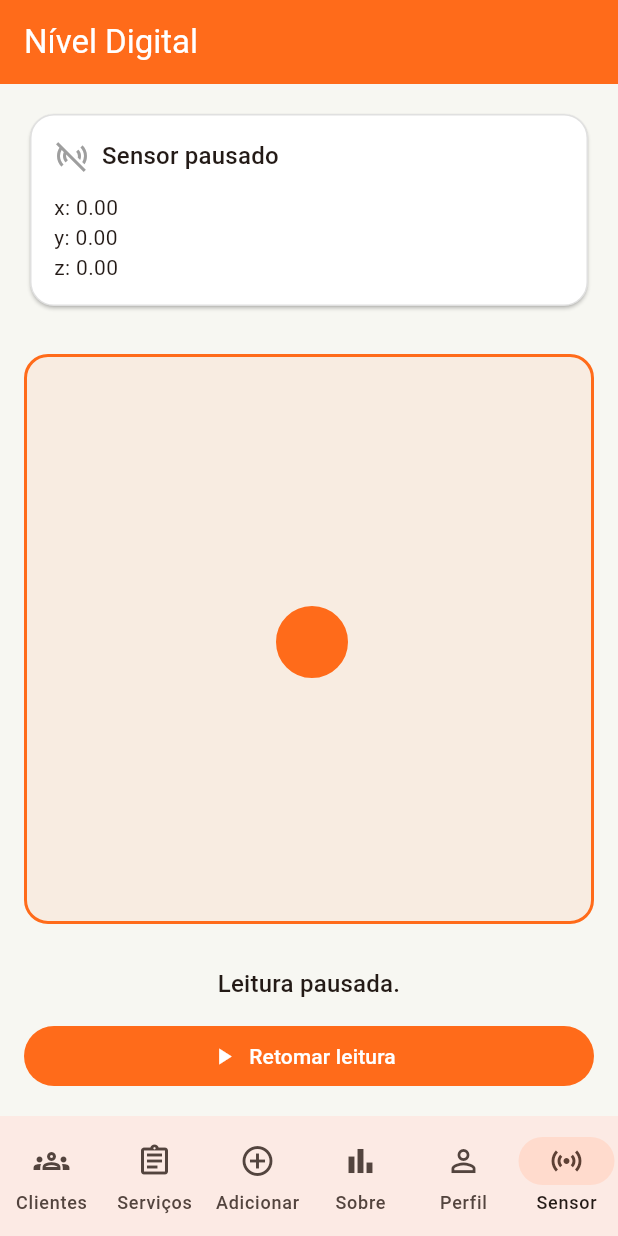
After one commit to gabrieldemoraisfreitas/cadastro_flutter, a Flutter app: the screen it shows after launch, item 6 of the bottom bar chosen, after a tap on "Pausar leitura", on a phone screen of 412 x 824 dp. The commit adds this screen. Run offline on Flutter 3.47's test engine with Material 3 defaults, Android fonts, the phone set to English and light mode, and no system bars; our stand-ins replace image_picker, sensors_plus, shared_preferences; network calls fail.

Commit message:
Implementa aulas 11 sensores

```diff
--- /dev/null
+++ b/lib/screens/nivel_digital_screen.dart
@@ -0,0 +1,264 @@
+import 'dart:async';
+import 'dart:math' as math;
+
+import 'package:flutter/material.dart';
+import 'package:sensors_plus/sensors_plus.dart';
+
+import '../constants/app_colors.dart';
+
+class NivelDigitalPage extends StatefulWidget {
+  const NivelDigitalPage({super.key});
+
+  @override
+  State<NivelDigitalPage> createState() => _NivelDigitalPageState();
+}
+
+class _NivelDigitalPageState extends State<NivelDigitalPage>
+    with WidgetsBindingObserver {
+  StreamSubscription<AccelerometerEvent>? _subscription;
+  double _x = 0;
+  double _y = 0;
+  double _z = 0;
+  bool _isListening = false;
+  String _status = 'Aguardando leitura do acelerômetro...';
+
+  @override
+  void initState() {
+    super.initState();
+    WidgetsBinding.instance.addObserver(this);
+    _startSensor();
+  }
+
+  void _startSensor() {
+    if (_isListening) return;
+
+    _subscription = accelerometerEventStream(
+      samplingPeriod: SensorInterval.normalInterval,
+    ).listen(
+      (event) {
+        if (!mounted) return;
+        setState(() {
+          _x = event.x;
+          _y = event.y;
+          _z = event.z;
+          _status = _buildStatusMessage(event.x, event.y);
+        });
+      },
+      onError: (error) {
+        if (!mounted) return;
+        setState(() {
+          _status = 'Não foi possível ler o acelerômetro: $error';
+        });
+      },
+    );
+
+    setState(() {
+      _isListening = true;
+      _status = 'Lendo o acelerômetro...';
+    });
+  }
+
+  Future<void> _stopSensor() async {
+    await _subscription?.cancel();
+    _subscription = null;
+
+    if (!mounted) return;
+
+    setState(() {
+      _isListening = false;
+      _status = 'Leitura pausada.';
+    });
+  }
+
+  String _buildStatusMessage(double x, double y) {
+    if (x.abs() < 1.2 && y.abs() < 1.2) {
+      return 'Quase nivelado. Tente manter a bolha no centro.';
+    }
+
+    if (x.abs() > y.abs()) {
+      return x > 0
+          ? 'Inclinado para a esquerda.'
+          : 'Inclinado para a direita.';
+    }
+
+    return y > 0 ? 'Inclinado para baixo.' : 'Inclinado para cima.';
+  }
+
+  @override
+  void didChangeAppLifecycleState(AppLifecycleState state) {
+    if (state == AppLifecycleState.resumed) {
+      _startSensor();
+      return;
+    }
+
+    _stopSensor();
+  }
+
+  @override
+  void dispose() {
+    WidgetsBinding.instance.removeObserver(this);
+    _subscription?.cancel();
+    super.dispose();
+  }
+
+  @override
+  Widget build(BuildContext context) {
+    return Scaffold(
+      backgroundColor: AppColors.fundo,
+      appBar: AppBar(
+        title: const Text('Nível Digital'),
+        backgroundColor: AppColors.laranja,
+        foregroundColor: Colors.white,
+      ),
+      body: SafeArea(
+        child: Padding(
+          padding: const EdgeInsets.all(16),
+          child: Column(
+            crossAxisAlignment: CrossAxisAlignment.stretch,
+            children: [
+              _SensorValuesCard(
+                x: _x,
+                y: _y,
+                z: _z,
+                isListening: _isListening,
+              ),
+              const SizedBox(height: 16),
+              Expanded(
+                child: _BubbleLevel(
+                  x: _x,
+                  y: _y,
+                ),
+              ),
+              const SizedBox(height: 16),
+              Text(
+                _status,
+                textAlign: TextAlign.center,
+                style: Theme.of(context).textTheme.titleMedium,
+              ),
+              const SizedBox(height: 12),
+              FilledButton.icon(
+                onPressed: _isListening ? _stopSensor : _startSensor,
+                icon: Icon(_isListening ? Icons.pause : Icons.play_arrow),
+                label:
+                    Text(_isListening ? 'Pausar leitura' : 'Retomar leitura'),
+              ),
+            ],
+          ),
+        ),
+      ),
+    );
+  }
+}
+
+class _SensorValuesCard extends StatelessWidget {
+  const _SensorValuesCard({
+    required this.x,
+    required this.y,
+    required this.z,
+    required this.isListening,
+  });
+
+  final double x;
+  final double y;
+  final double z;
+  final bool isListening;
+
+  @override
+  Widget build(BuildContext context) {
+    return Card(
+      color: Colors.white,
+      shape: RoundedRectangleBorder(
+        borderRadius: BorderRadius.circular(16),
+        side: const BorderSide(color: Colors.black12),
+      ),
+      child: Padding(
+        padding: const EdgeInsets.all(16),
+        child: Column(
+          crossAxisAlignment: CrossAxisAlignment.start,
+          children: [
+            Row(
+              children: [
+                Icon(
+                  isListening ? Icons.sensors : Icons.sensors_off,
+                  color: isListening ? AppColors.laranja : Colors.grey,
+                ),
+                const SizedBox(width: 8),
+                Text(
+                  isListening ? 'Sensor ativo' : 'Sensor pausado',
+                  style: Theme.of(context).textTheme.titleMedium,
+                ),
+              ],
+            ),
+            const SizedBox(height: 12),
+            Text('x: ${x.toStringAsFixed(2)}'),
+            Text('y: ${y.toStringAsFixed(2)}'),
+            Text('z: ${z.toStringAsFixed(2)}'),
+          ],
+        ),
+      ),
+    );
+  }
+}
+
+class _BubbleLevel extends StatelessWidget {
+  const _BubbleLevel({
+    required this.x,
+    required this.y,
+  });
+
+  final double x;
+  final double y;
+
+  @override
+  Widget build(BuildContext context) {
+    return LayoutBuilder(
+      builder: (context, constraints) {
+        final size = math.min(constraints.maxWidth, constraints.maxHeight);
+        const bubbleSize = 48.0;
+        final limit = (size - bubbleSize) / 2;
+        final normalizedX = (x / 9.8).clamp(-1.0, 1.0);
+        final normalizedY = (y / 9.8).clamp(-1.0, 1.0);
+        final left = limit + normalizedX * limit;
+        final top = limit + normalizedY * limit;
+        final isNearCenter = x.abs() < 1.2 && y.abs() < 1.2;
+
+        return Center(
+          child: Container(
+            width: size,
+            height: size,
+            decoration: BoxDecoration(
+              color: AppColors.laranja.withOpacity(0.08),
+              border: Border.all(color: AppColors.laranja, width: 2),
+              borderRadius: BorderRadius.circular(16),
+            ),
+            child: Stack(
+              children: [
+                const Center(
+                  child: Icon(
+                    Icons.add,
+                    size: 72,
+                    color: AppColors.laranja,
+                  ),
+                ),
+                Positioned(
+                  left: left,
+                  top: top,
+                  child: Container(
+                    width: bubbleSize,
+                    height: bubbleSize,
+                    decoration: BoxDecoration(
+                      color:
+                          isNearCenter ? AppColors.laranja : Colors.orange,
+                      shape: BoxShape.circle,
+                      border: Border.all(color: AppColors.laranja, width: 2),
+                    ),
+                  ),
+                ),
+              ],
+            ),
+          ),
+        );
+      },
+    );
+  }
+}
--- a/lib/screens/usuarios_screen.dart
+++ b/lib/screens/usuarios_screen.dart
@@ -4,6 +4,7 @@ import '../models/usuario.dart';
 import '../services/api_service.dart';
 import 'cadastro_usuario_screen.dart';
 import 'detalhes_cliente_screen.dart';
+import 'nivel_digital_screen.dart';
 import 'perfil_foto_screen.dart';
 import 'servicos_screen.dart';
 import 'sobre_screen.dart';
@@ -144,6 +145,7 @@ class _UsuariosScreenState extends State<UsuariosScreen> {
           const SizedBox.shrink(),
           const SobreScreen(),
           const PerfilComFotoPage(),
+          const NivelDigitalPage(),
         ],
       ),
       bottomNavigationBar: NavigationBar(
@@ -174,6 +176,11 @@ class _UsuariosScreenState extends State<UsuariosScreen> {
             icon: Icon(Icons.person_outline),
             selectedIcon: Icon(Icons.person),
             label: 'Perfil',
+          ),
+          NavigationDestination(
+            icon: Icon(Icons.sensors_outlined),
+            selectedIcon: Icon(Icons.sensors),
+            label: 'Sensor',
           ),
         ],
       ),
--- a/pubspec.yaml
+++ b/pubspec.yaml
@@ -36,6 +36,8 @@ dependencies:
   cupertino_icons: ^1.0.8
   shared_preferences: ^2.5.5
   http: ^1.6.0
+  image_picker: ^1.2.2
+  sensors_plus: ^7.0.0
 
 dev_dependencies:
   flutter_test:
```
Also changed, not shown: pubspec.lock, 5 other files.
